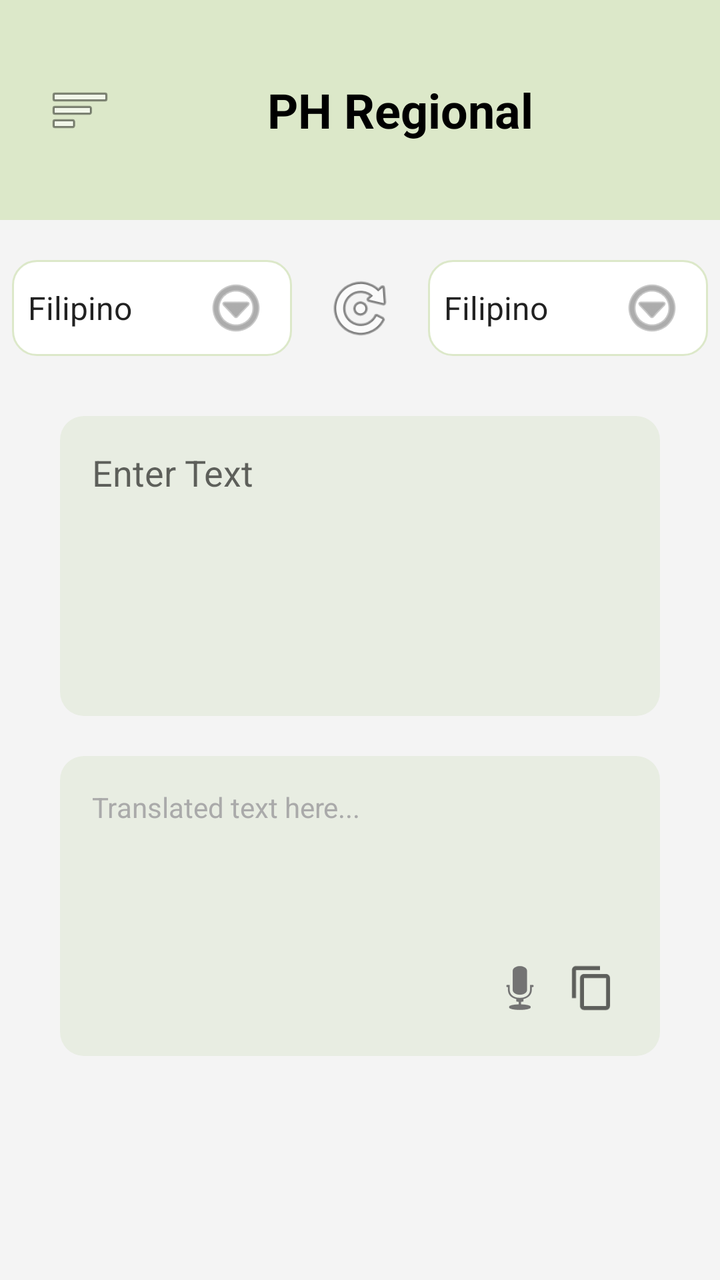
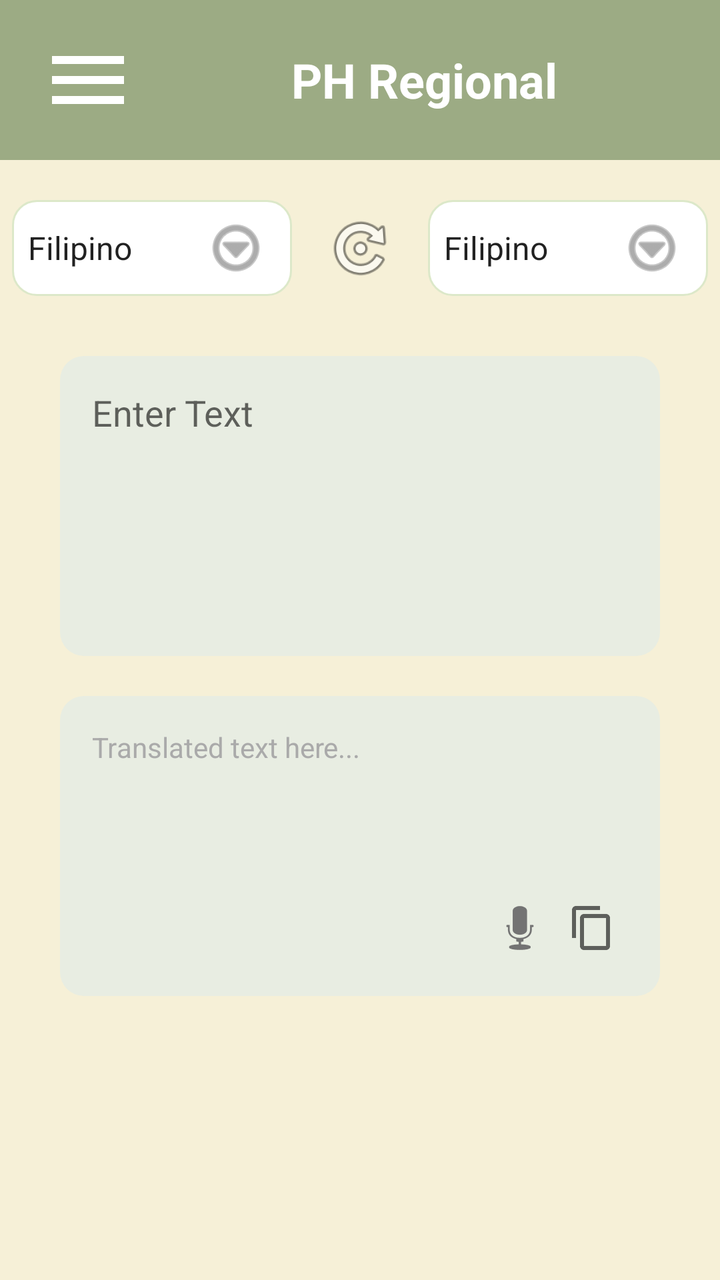

Two renders of the same Android screen: before a commit and after it. Below are the layout's source before the change and the commit's diff.
<!-- AndroidManifest.xml: activity theme Theme.MyApplication -->
<!-- res/layout/activity_main.xml -->
<?xml version="1.0" encoding="utf-8"?>
<androidx.constraintlayout.widget.ConstraintLayout xmlns:android="http://schemas.android.com/apk/res/android"
    xmlns:app="http://schemas.android.com/apk/res-auto"
    xmlns:tools="http://schemas.android.com/tools"
    android:layout_width="match_parent"
    android:layout_height="match_parent"
    android:background="#F4F4F4"
    tools:context=".MainActivity">

    
    <LinearLayout
        android:id="@+id/headerLayout"
        android:layout_width="0dp"
        android:layout_height="110dp"
        android:background="#DCE8C9"
        android:gravity="center_vertical"
        android:orientation="horizontal"
        android:paddingStart="20dp"
        android:paddingEnd="20dp"
        app:layout_constraintEnd_toEndOf="parent"
        app:layout_constraintStart_toStartOf="parent"
        app:layout_constraintTop_toTopOf="parent">

        <ImageButton
            android:layout_width="40dp"
            android:layout_height="40dp"
            android:background="@android:color/transparent"
            android:src="@android:drawable/ic_menu_sort_by_size" />

        <TextView
            android:layout_width="0dp"
            android:layout_height="wrap_content"
            android:layout_weight="1"
            android:gravity="center"
            android:text="PH Regional"
            android:textColor="@android:color/black"
            android:textSize="24sp"
            android:textStyle="bold" />

    </LinearLayout>

    
    <LinearLayout
        android:id="@+id/languageRow"
        android:layout_width="0dp"
        android:layout_height="wrap_content"
        android:orientation="horizontal"
        android:gravity="center"
        android:layout_marginTop="20dp"
        app:layout_constraintTop_toBottomOf="@id/headerLayout"
        app:layout_constraintStart_toStartOf="parent"
        app:layout_constraintEnd_toEndOf="parent">

        <Spinner
            android:id="@+id/spinnerSource"
            android:layout_width="140dp"
            android:layout_height="48dp"
            android:background="@drawable/spinner_background"
            android:entries="@array/languages_array"
            android:paddingEnd="24dp" />

        <ImageView
            android:id="@+id/btnSwitch"
            android:layout_width="36dp"
            android:layout_height="36dp"
            android:layout_marginStart="16dp"
            android:layout_marginEnd="16dp"
            android:clickable="true"
            android:focusable="true"
            android:background="?attr/selectableItemBackgroundBorderless"
            android:src="@android:drawable/ic_menu_rotate" />

        <Spinner
            android:id="@+id/spinnerTarget"
            android:layout_width="140dp"
            android:layout_height="48dp"
            android:background="@drawable/spinner_background"
            android:entries="@array/languages_array"
            android:paddingEnd="24dp" />

    </LinearLayout>

    
    <EditText
        android:id="@+id/inputText"
        android:layout_width="0dp"
        android:layout_height="150dp"
        android:layout_margin="30dp"
        android:hint="Enter Text"
        android:padding="16dp"
        android:gravity="top"
        android:background="@drawable/box_background"
        app:layout_constraintTop_toBottomOf="@id/languageRow"
        app:layout_constraintStart_toStartOf="parent"
        app:layout_constraintEnd_toEndOf="parent" />

    
    <LinearLayout
        android:layout_width="0dp"
        android:layout_height="150dp"
        android:layout_marginHorizontal="30dp"
        android:layout_marginTop="20dp"
        android:orientation="vertical"
        android:padding="16dp"
        android:background="@drawable/box_background"
        app:layout_constraintTop_toBottomOf="@id/inputText"
        app:layout_constraintStart_toStartOf="parent"
        app:layout_constraintEnd_toEndOf="parent">

        <TextView
            android:layout_width="match_parent"
            android:layout_height="0dp"
            android:layout_weight="1"
            android:text="Translated text here..."
            android:textColor="@android:color/darker_gray" />

        <LinearLayout
            android:layout_width="match_parent"
            android:layout_height="wrap_content"
            android:gravity="end">

            <ImageButton
                android:layout_width="36dp"
                android:layout_height="36dp"
                android:background="?attr/selectableItemBackgroundBorderless"
                android:src="@android:drawable/ic_btn_speak_now" />

            <ImageButton
                android:layout_width="36dp"
                android:layout_height="36dp"
                android:background="?attr/selectableItemBackgroundBorderless"
                android:src="@drawable/ic_copy" />

        </LinearLayout>

    </LinearLayout>

</androidx.constraintlayout.widget.ConstraintLayout>
<!-- resources referenced by this layout -->
<resources>
  <string-array name="languages_array">
          <item>Filipino</item>
          <item>Cuyonon</item>
          <item>English</item>
      </string-array>
  <!-- drawable box_background (drawable) -->
  <?xml version="1.0" encoding="utf-8"?>
  <shape xmlns:android="http://schemas.android.com/apk/res/android">
      <solid android:color="#E8EDE2" />
      <corners android:radius="12dp" />
  </shape>
  <!-- drawable ic_copy (drawable) -->
  <vector xmlns:android="http://schemas.android.com/apk/res/android"
      android:width="24dp"
      android:height="24dp"
      android:viewportWidth="24"
      android:viewportHeight="24"
      android:tint="?attr/colorControlNormal">
      <path
          android:fillColor="@android:color/white"
          android:pathData="M16,1L4,1c-1.1,0 -2,0.9 -2,2v14h2V3h12V1zm3,4H8c-1.1,0 -2,0.9 -2,2v14c0,1.1 0.9,2 2,2h11c1.1,0 2,-0.9 2,-2V7c0,-1.1 -0.9,-2 -2,-2zm0,16H8V7h11v14z"/>
  </vector>
  <!-- drawable spinner_background (drawable) -->
  <?xml version="1.0" encoding="utf-8"?>
  <layer-list xmlns:android="http://schemas.android.com/apk/res/android">
      <item>
          <shape>
              <solid android:color="#FFFFFF" />
              <stroke android:width="1dp" android:color="#DCE8C9" />
              <corners android:radius="12dp" />
          </shape>
      </item>
      <item android:right="12dp">
          <bitmap
              android:gravity="end|center_vertical"
              android:src="@android:drawable/ic_menu_more"
              android:tint="#757575" />
      </item>
  </layer-list>
  <style name="Theme.MyApplication" parent="Theme.AppCompat.Light.NoActionBar" />
</resources>

<!-- the commit's change to res/layout/activity_main.xml (unified diff, before → after) -->
@@ -4,28 +4,33 @@
     xmlns:tools="http://schemas.android.com/tools"
     android:layout_width="match_parent"
     android:layout_height="match_parent"
-    android:background="#F4F4F4"
+    android:background="#FFF6F0D7"
     tools:context=".MainActivity">
 
     
     <LinearLayout
         android:id="@+id/headerLayout"
         android:layout_width="0dp"
-        android:layout_height="110dp"
-        android:background="#DCE8C9"
+        android:layout_height="80dp"
+        android:background="#FF9CAB84"
         android:gravity="center_vertical"
         android:orientation="horizontal"
-        android:paddingStart="20dp"
+        android:paddingStart="4dp"
         android:paddingEnd="20dp"
         app:layout_constraintEnd_toEndOf="parent"
         app:layout_constraintStart_toStartOf="parent"
         app:layout_constraintTop_toTopOf="parent">
 
         <ImageButton
-            android:layout_width="40dp"
-            android:layout_height="40dp"
-            android:background="@android:color/transparent"
-            android:src="@android:drawable/ic_menu_sort_by_size" />
+            android:id="@+id/btnMenu"
+            android:layout_width="80dp"
+            android:layout_height="80dp"
+            android:background="?attr/selectableItemBackgroundBorderless"
+            android:contentDescription="@string/nav_open"
+            android:padding="16dp"
+            android:scaleType="fitCenter"
+            android:src="@drawable/ic_menu_burger"
+            app:tint="#FFFFFF" />
 
         <TextView
             android:layout_width="0dp"
@@ -33,7 +38,7 @@
             android:layout_weight="1"
             android:gravity="center"
             android:text="PH Regional"
-            android:textColor="@android:color/black"
+            android:textColor="#FFFFFF"
             android:textSize="24sp"
             android:textStyle="bold" />
 
<!-- resource entries referenced after the edit -->
@@ -22,6 +22,17 @@
           android:fillColor="@android:color/white"
           android:pathData="M16,1L4,1c-1.1,0 -2,0.9 -2,2v14h2V3h12V1zm3,4H8c-1.1,0 -2,0.9 -2,2v14c0,1.1 0.9,2 2,2h11c1.1,0 2,-0.9 2,-2V7c0,-1.1 -0.9,-2 -2,-2zm0,16H8V7h11v14z"/>
   </vector>
+  <!-- drawable ic_menu_burger (drawable) -->
+  <?xml version="1.0" encoding="utf-8"?>
+  <vector xmlns:android="http://schemas.android.com/apk/res/android"
+      android:width="24dp"
+      android:height="24dp"
+      android:viewportWidth="24"
+      android:viewportHeight="24">
+      <path
+          android:fillColor="#FFFFFF"
+          android:pathData="M3,18h18v-2H3v2zM3,13h18v-2H3v2zM3,6v2h18V6H3z" />
+  </vector>
   <!-- drawable spinner_background (drawable) -->
   <?xml version="1.0" encoding="utf-8"?>
   <layer-list xmlns:android="http://schemas.android.com/apk/res/android">
@@ -39,6 +50,7 @@
               android:tint="#757575" />
       </item>
   </layer-list>
+  <string name="nav_open">Open navigation drawer</string>
   <style name="Theme.MyApplication" parent="Theme.AppCompat.Light.NoActionBar" />
 </resources>
 
